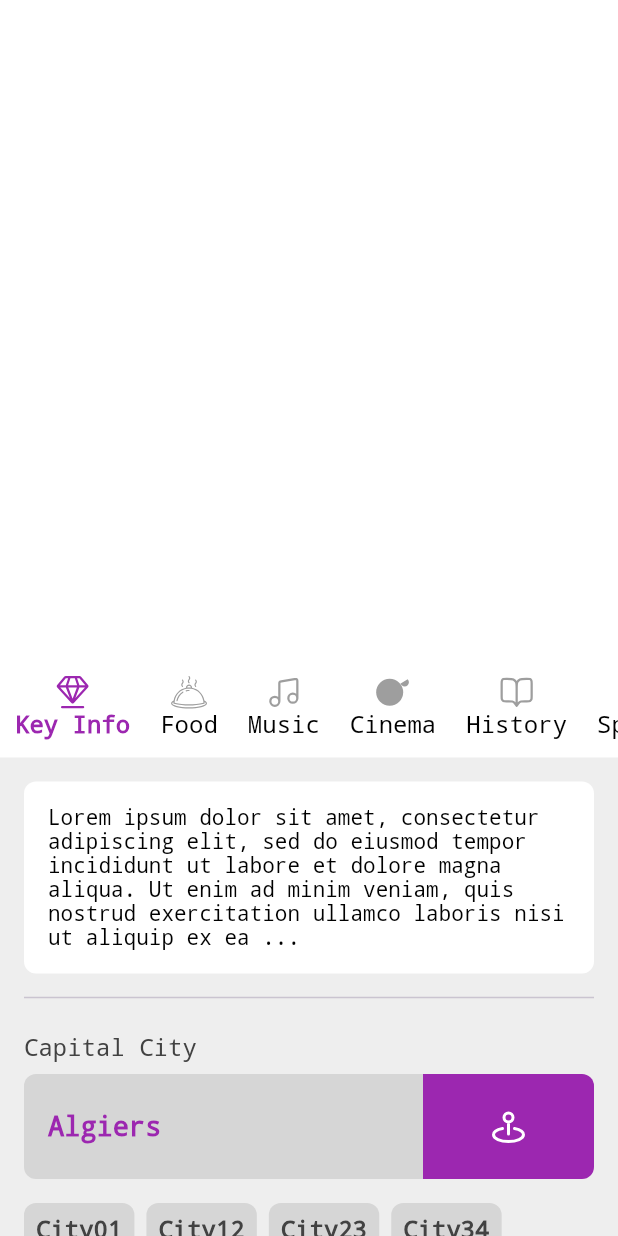
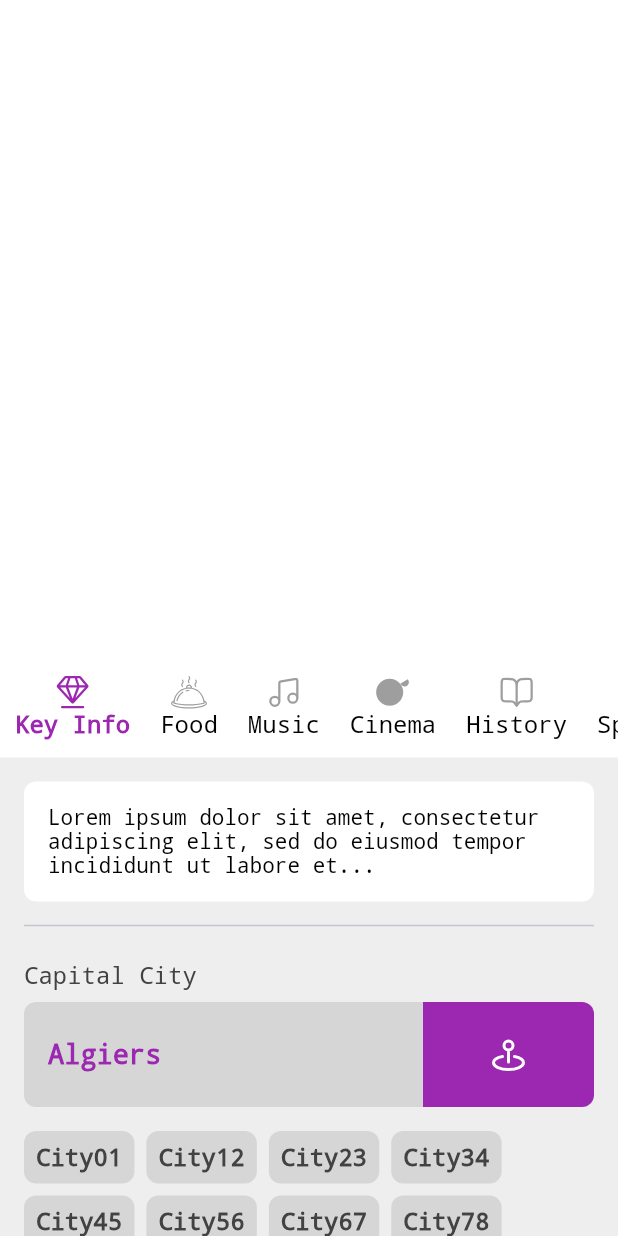
Before and after one commit to THA-Culterra/flutter-app, a Flutter app: the screen it shows after launch, on a phone screen of 412 x 824 dp. Run offline on Flutter 3.47's test engine with Material 3 defaults, Android fonts, the phone set to English and light mode, and no system bars; our stand-ins replace flutter_svg; missing offline and left inert: countries_world_map.

```diff
--- a/lib/screens/Country/presentation/features/key_info.dart
+++ b/lib/screens/Country/presentation/features/key_info.dart
@@ -14,7 +14,7 @@ class KeyInfoScreen extends StatelessWidget {
           spacing: 16,
           crossAxisAlignment: CrossAxisAlignment.start,
           children: [
-            description(),
+            description("Lorem ipsum dolor sit amet, consectetur adipiscing elit, sed do eiusmod tempor incididunt ut labore et..."),
 
             capitalItem("Algiers"),
 
@@ -149,7 +149,7 @@ class KeyInfoScreen extends StatelessWidget {
           );
   }
 
-  Column description() {
+  Column description(description) {
     return Column(
       spacing: 8,
       crossAxisAlignment: CrossAxisAlignment.start,
@@ -162,7 +162,7 @@ class KeyInfoScreen extends StatelessWidget {
           child: Padding(
             padding: const EdgeInsets.all(16.0),
             child: Text(
-              "Lorem ipsum dolor sit amet, consectetur adipiscing elit, sed do eiusmod tempor incididunt ut labore et dolore magna aliqua. Ut enim ad minim veniam, quis nostrud exercitation ullamco laboris nisi ut aliquip ex ea ...",
+              description,
               style: TextStyle(
                 fontSize: 14,
                 color: Colors.black,
```
